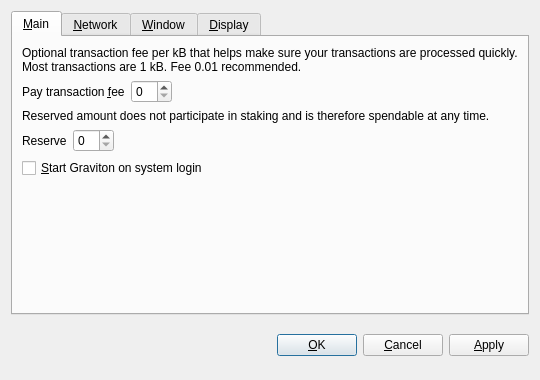
Before: the Qt Designer form src/qt/forms/optionsdialog.ui in whatisthiseven/difftest, drawn with Qt 5.
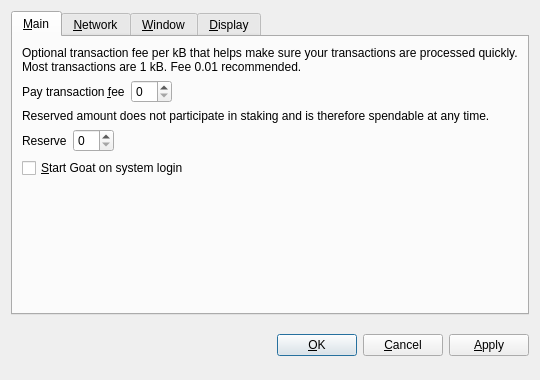
After: the same form once the commit is applied. Custom widgets are drawn as their Qt base class.

Commit message: diff test with goat

What changed in the file:
```diff
--- a/src/qt/forms/optionsdialog.ui
+++ b/src/qt/forms/optionsdialog.ui
@@ -128,7 +128,7 @@
           <string>Automatically start Graviton after logging in to the system.</string>
          </property>
          <property name="text">
-          <string>&amp;Start Graviton on system login</string>
+          <string>&amp;Start Goat on system login</string>
          </property>
         </widget>
        </item>
```
Left out of the diff: 8 changed lines with no effect on the pictures. The commit also changes 253 other files.
